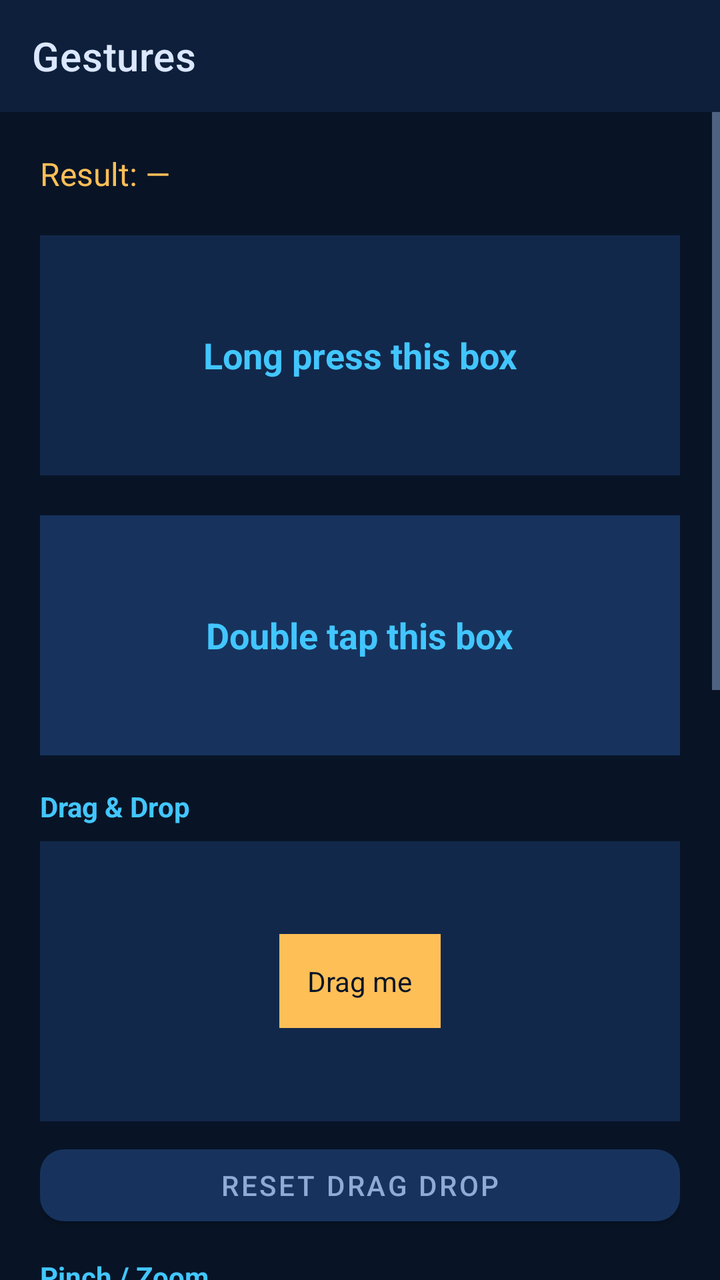
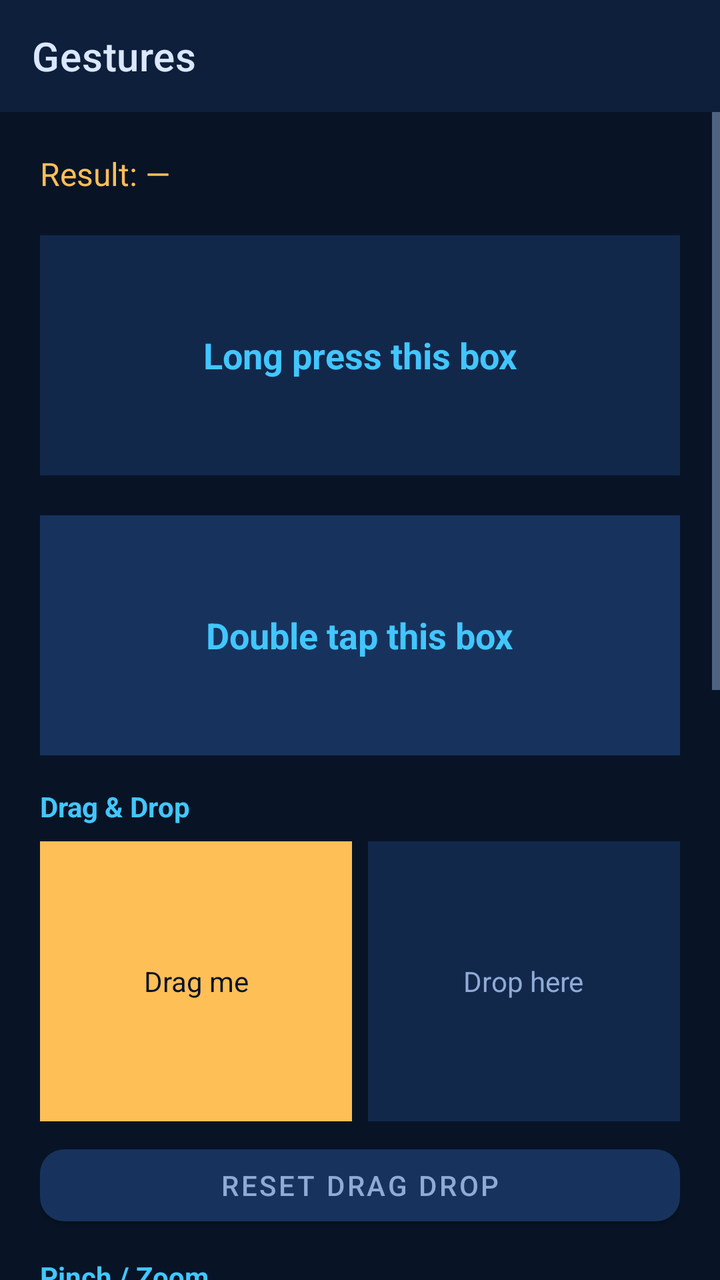

Screens rendered from an Android XML layout before and after an edit, with the pre-edit source and the edit as a unified diff.
<!-- AndroidManifest.xml: application theme Theme.Lebyy -->
<!-- res/layout/activity_gestures.xml -->
<?xml version="1.0" encoding="utf-8"?>
<androidx.drawerlayout.widget.DrawerLayout xmlns:android="http://schemas.android.com/apk/res/android"
    xmlns:app="http://schemas.android.com/apk/res-auto"
    android:id="@+id/drawerLayout"
    android:layout_width="match_parent"
    android:layout_height="match_parent"
    android:contentDescription="test-GesturesScreen">

    <FrameLayout
        android:layout_width="match_parent"
        android:layout_height="match_parent">

        <LinearLayout
            android:layout_width="match_parent"
            android:layout_height="match_parent"
            android:background="@color/lebyy_bg"
            android:orientation="vertical">

            <com.google.android.material.appbar.MaterialToolbar
                android:id="@+id/toolbar"
                android:layout_width="match_parent"
                android:layout_height="?attr/actionBarSize"
                android:background="@color/lebyy_bg_2"
                android:theme="@style/ThemeOverlay.MaterialComponents.Dark.ActionBar"
                app:title="@string/gestures_title"
                app:titleTextColor="@color/lebyy_text" />

            <ScrollView
                android:layout_width="match_parent"
                android:layout_height="match_parent"
                android:fillViewport="true">

                <LinearLayout
                    android:layout_width="match_parent"
                    android:layout_height="wrap_content"
                    android:clipChildren="false"
                    android:orientation="vertical"
                    android:padding="20dp">

                    <TextView
                        android:id="@+id/gestureResult"
                        android:layout_width="match_parent"
                        android:layout_height="wrap_content"
                        android:layout_marginBottom="20dp"
                        android:contentDescription="test-GestureResult"
                        android:text="@string/gesture_result_idle"
                        android:textColor="@color/lebyy_accent"
                        android:textSize="16sp" />

                    <FrameLayout
                        android:id="@+id/longPressTarget"
                        android:layout_width="match_parent"
                        android:layout_height="120dp"
                        android:layout_marginBottom="20dp"
                        android:background="@color/lebyy_surface"
                        android:contentDescription="test-LongPress"
                        android:foreground="?attr/selectableItemBackground">

                        <TextView
                            android:layout_width="wrap_content"
                            android:layout_height="wrap_content"
                            android:layout_gravity="center"
                            android:text="@string/long_press_hint"
                            android:textColor="@color/lebyy_primary"
                            android:textSize="18sp"
                            android:textStyle="bold" />
                    </FrameLayout>

                    <FrameLayout
                        android:id="@+id/doubleTapTarget"
                        android:layout_width="match_parent"
                        android:layout_height="120dp"
                        android:layout_marginBottom="16dp"
                        android:background="@color/lebyy_surface_2"
                        android:contentDescription="test-DoubleTap"
                        android:foreground="?attr/selectableItemBackground">

                        <TextView
                            android:layout_width="wrap_content"
                            android:layout_height="wrap_content"
                            android:layout_gravity="center"
                            android:text="@string/double_tap_hint"
                            android:textColor="@color/lebyy_primary"
                            android:textSize="18sp"
                            android:textStyle="bold" />
                    </FrameLayout>

                    <TextView
                        android:layout_width="match_parent"
                        android:layout_height="wrap_content"
                        android:layout_marginBottom="8dp"
                        android:text="Drag &amp; Drop"
                        android:textColor="@color/lebyy_primary"
                        android:textStyle="bold" />

                    <FrameLayout
                        android:id="@+id/dropTarget"
                        android:layout_width="match_parent"
                        android:layout_height="140dp"
                        android:layout_marginBottom="8dp"
                        android:background="@color/lebyy_surface"
                        android:clipChildren="false"
                        android:contentDescription="test-DropTarget">

                        <TextView
                            android:id="@+id/dropLabel"
                            android:layout_width="wrap_content"
                            android:layout_height="wrap_content"
                            android:layout_gravity="center"
                            android:text="Drop here"
                            android:textColor="@color/lebyy_muted" />

                        <TextView
                            android:id="@+id/dragItem"
                            android:layout_width="wrap_content"
                            android:layout_height="wrap_content"
                            android:layout_gravity="center"
                            android:background="@color/lebyy_accent"
                            android:contentDescription="test-DragItem"
                            android:padding="14dp"
                            android:text="Drag me"
                            android:textColor="@color/lebyy_bg" />
                    </FrameLayout>

                    <com.google.android.material.button.MaterialButton
                        android:id="@+id/resetDragDrop"
                        android:layout_width="match_parent"
                        android:layout_height="48dp"
                        android:contentDescription="test-ResetDragDrop"
                        android:text="Reset Drag Drop"
                        android:textColor="@color/lebyy_muted"
                        app:backgroundTint="@color/lebyy_surface_2"
                        app:cornerRadius="12dp" />

                    <TextView
                        android:layout_width="match_parent"
                        android:layout_height="wrap_content"
                        android:layout_marginTop="12dp"
                        android:text="Pinch / Zoom"
                        android:textColor="@color/lebyy_primary"
                        android:textStyle="bold" />

                    <ImageView
                        android:id="@+id/pinchImage"
                        android:layout_width="match_parent"
                        android:layout_height="160dp"
                        android:layout_marginTop="8dp"
                        android:contentDescription="test-PinchImage"
                        android:scaleType="fitCenter"
                        android:src="@drawable/course_1" />

                    <TextView
                        android:id="@+id/pinchValue"
                        android:layout_width="match_parent"
                        android:layout_height="wrap_content"
                        android:contentDescription="test-PinchValue"
                        android:text="Zoom: 1.00x"
                        android:textColor="@color/lebyy_accent" />

                    <com.google.android.material.button.MaterialButton
                        android:id="@+id/resetPinch"
                        android:layout_width="match_parent"
                        android:layout_height="48dp"
                        android:contentDescription="test-ResetPinch"
                        android:text="Reset Zoom"
                        android:textColor="@color/lebyy_muted"
                        app:backgroundTint="@color/lebyy_surface_2"
                        app:cornerRadius="12dp" />

                    <TextView
                        android:layout_width="match_parent"
                        android:layout_height="wrap_content"
                        android:layout_marginTop="12dp"
                        android:text="Multi-touch (2-finger tap)"
                        android:textColor="@color/lebyy_primary"
                        android:textStyle="bold" />

                    <FrameLayout
                        android:id="@+id/multiTouch"
                        android:layout_width="match_parent"
                        android:layout_height="120dp"
                        android:layout_marginTop="8dp"
                        android:contentDescription="test-MultiTouch">

                        <FrameLayout
                            android:id="@+id/multiTouchBox"
                            android:layout_width="match_parent"
                            android:layout_height="match_parent"
                            android:background="@color/lebyy_surface"
                            android:contentDescription="test-MultiTouchBox">

                            <TextView
                                android:layout_width="wrap_content"
                                android:layout_height="wrap_content"
                                android:layout_gravity="center"
                                android:text="Two-finger tap here"
                                android:textColor="@color/lebyy_primary" />
                        </FrameLayout>
                    </FrameLayout>

                    <com.google.android.material.button.MaterialButton
                        android:id="@+id/simulateMultiTouch"
                        android:layout_width="match_parent"
                        android:layout_height="48dp"
                        android:layout_marginTop="8dp"
                        android:contentDescription="test-SimulateMultiTouch"
                        android:text="Simulate 2-Finger Tap"
                        android:textColor="@color/lebyy_bg"
                        app:backgroundTint="@color/lebyy_primary"
                        app:cornerRadius="12dp" />

                    <TextView
                        android:layout_width="match_parent"
                        android:layout_height="wrap_content"
                        android:layout_marginTop="12dp"
                        android:text="Context Menu"
                        android:textColor="@color/lebyy_primary"
                        android:textStyle="bold" />

                    <TextView
                        android:id="@+id/contextMenuTarget"
                        android:layout_width="match_parent"
                        android:layout_height="80dp"
                        android:layout_marginTop="8dp"
                        android:background="@color/lebyy_surface"
                        android:contentDescription="test-ContextMenuTarget"
                        android:gravity="center"
                        android:text="Long-press for context menu"
                        android:textColor="@color/lebyy_text" />
                </LinearLayout>
            </ScrollView>
        </LinearLayout>

        
        <FrameLayout
            android:id="@+id/contextMenuScrim"
            android:layout_width="match_parent"
            android:layout_height="match_parent"
            android:background="#99000000"
            android:clickable="true"
            android:focusable="true"
            android:visibility="gone">

            <LinearLayout
                android:id="@+id/contextMenuPopup"
                android:layout_width="240dp"
                android:layout_height="wrap_content"
                android:layout_gravity="center"
                android:background="@drawable/bg_context_menu"
                android:contentDescription="test-ContextMenu"
                android:orientation="vertical"
                android:paddingVertical="4dp">

                <TextView
                    android:id="@+id/contextCopy"
                    android:layout_width="match_parent"
                    android:layout_height="48dp"
                    android:background="?attr/selectableItemBackground"
                    android:contentDescription="test-ContextCopy"
                    android:gravity="center_vertical"
                    android:paddingHorizontal="20dp"
                    android:text="Copy"
                    android:textColor="@color/lebyy_text"
                    android:textSize="16sp" />

                <View
                    android:layout_width="match_parent"
                    android:layout_height="1dp"
                    android:background="@color/lebyy_line" />

                <TextView
                    android:id="@+id/contextShare"
                    android:layout_width="match_parent"
                    android:layout_height="48dp"
                    android:background="?attr/selectableItemBackground"
                    android:contentDescription="test-ContextShare"
                    android:gravity="center_vertical"
                    android:paddingHorizontal="20dp"
                    android:text="Share"
                    android:textColor="@color/lebyy_text"
                    android:textSize="16sp" />

                <View
                    android:layout_width="match_parent"
                    android:layout_height="1dp"
                    android:background="@color/lebyy_line" />

                <TextView
                    android:id="@+id/contextDelete"
                    android:layout_width="match_parent"
                    android:layout_height="48dp"
                    android:background="?attr/selectableItemBackground"
                    android:contentDescription="test-ContextDelete"
                    android:gravity="center_vertical"
                    android:paddingHorizontal="20dp"
                    android:text="Delete"
                    android:textColor="@color/lebyy_danger"
                    android:textSize="16sp" />
            </LinearLayout>
        </FrameLayout>
    </FrameLayout>

    <com.google.android.material.navigation.NavigationView
        android:id="@+id/navigationView"
        android:layout_width="280dp"
        android:layout_height="match_parent"
        android:layout_gravity="start"
        android:background="@color/lebyy_surface"
        android:contentDescription="test-Menu-panel" />
</androidx.drawerlayout.widget.DrawerLayout>
<!-- resources referenced by this layout -->
<resources>
  <color name="lebyy_accent">#FFBF57</color>
  <color name="lebyy_bg">#081426</color>
  <color name="lebyy_bg_2">#0D1F3A</color>
  <color name="lebyy_danger">#FF6B6B</color>
  <color name="lebyy_line">#35588D</color>
  <color name="lebyy_muted">#90AAD6</color>
  <color name="lebyy_primary">#42C6FF</color>
  <color name="lebyy_surface">#12284B</color>
  <color name="lebyy_surface_2">#17335D</color>
  <color name="lebyy_text">#DBE7FF</color>
  <!-- drawable bg_context_menu (drawable) -->
  <?xml version="1.0" encoding="utf-8"?>
  <shape xmlns:android="http://schemas.android.com/apk/res/android"
      android:shape="rectangle">
      <solid android:color="@color/lebyy_surface_2" />
      <corners android:radius="12dp" />
      <stroke
          android:width="1dp"
          android:color="@color/lebyy_line" />
  </shape>
  <!-- drawable course_1: png bitmap (drawable-nodpi, 750303 bytes) -->
  <string name="double_tap_hint">Double tap this box</string>
  <string name="gesture_result_idle">Result: —</string>
  <string name="gestures_title">Gestures</string>
  <string name="long_press_hint">Long press this box</string>
  <style name="Theme.Lebyy" parent="Theme.MaterialComponents.DayNight.NoActionBar">
          <item name="colorPrimary">@color/lebyy_primary</item>
          <item name="colorPrimaryVariant">@color/lebyy_bg_2</item>
          <item name="colorSecondary">@color/lebyy_accent</item>
          <item name="colorOnPrimary">@color/lebyy_bg</item>
          <item name="colorOnSecondary">@color/lebyy_bg</item>
          <item name="android:statusBarColor">@color/lebyy_bg</item>
          <item name="android:navigationBarColor">@color/lebyy_bg</item>
          <item name="android:windowBackground">@color/lebyy_bg</item>
          <item name="android:textColorPrimary">@color/lebyy_text</item>
          <item name="android:textColorSecondary">@color/lebyy_muted</item>
          <item name="colorControlNormal">@color/lebyy_muted</item>
          <item name="colorControlActivated">@color/lebyy_primary</item>
          <item name="materialButtonStyle">@style/Widget.Lebyy.Button</item>
          <item name="materialAlertDialogTheme">@style/ThemeOverlay.Lebyy.Dialog</item>
          <item name="alertDialogTheme">@style/ThemeOverlay.Lebyy.Dialog</item>
      </style>
  <style name="Widget.Lebyy.Button" parent="Widget.MaterialComponents.Button">
          <item name="backgroundTint">@color/lebyy_accent</item>
          <item name="android:textColor">@color/lebyy_bg</item>
          <item name="cornerRadius">12dp</item>
      </style>
  <style name="ThemeOverlay.Lebyy.Dialog" parent="ThemeOverlay.MaterialComponents.MaterialAlertDialog">
          <item name="colorPrimary">@color/lebyy_primary</item>
          <item name="colorSurface">@color/white</item>
          <item name="colorOnSurface">#0F2144</item>
          <item name="android:background">@color/white</item>
          <item name="materialAlertDialogTitleTextStyle">@style/Lebyy.Dialog.Title</item>
          <item name="materialAlertDialogBodyTextStyle">@style/Lebyy.Dialog.Body</item>
          <item name="buttonBarPositiveButtonStyle">@style/Lebyy.Dialog.Button</item>
          <item name="buttonBarNegativeButtonStyle">@style/Lebyy.Dialog.Button</item>
      </style>
  <color name="white">#FFFFFF</color>
  <style name="Lebyy.Dialog.Title" parent="MaterialAlertDialog.MaterialComponents.Title.Text">
          <item name="android:textColor">#0F2144</item>
          <item name="android:textSize">18sp</item>
          <item name="android:textStyle">bold</item>
      </style>
  <style name="Lebyy.Dialog.Body" parent="MaterialAlertDialog.MaterialComponents.Body.Text">
          <item name="android:textColor">#1F3A5F</item>
          <item name="android:textSize">15sp</item>
      </style>
  <style name="Lebyy.Dialog.Button" parent="Widget.MaterialComponents.Button.TextButton.Dialog">
          <item name="android:textColor">@color/lebyy_primary_2</item>
          <item name="android:textStyle">bold</item>
      </style>
  <color name="lebyy_primary_2">#6E8BFF</color>
</resources>

<!-- the commit's change to res/layout/activity_gestures.xml (unified diff, before → after) -->
@@ -93,34 +93,44 @@
                         android:textColor="@color/lebyy_primary"
                         android:textStyle="bold" />
 
-                    <FrameLayout
-                        android:id="@+id/dropTarget"
+                    
+                    <LinearLayout
                         android:layout_width="match_parent"
                         android:layout_height="140dp"
                         android:layout_marginBottom="8dp"
-                        android:background="@color/lebyy_surface"
                         android:clipChildren="false"
-                        android:contentDescription="test-DropTarget">
-
-                        <TextView
-                            android:id="@+id/dropLabel"
-                            android:layout_width="wrap_content"
-                            android:layout_height="wrap_content"
-                            android:layout_gravity="center"
-                            android:text="Drop here"
-                            android:textColor="@color/lebyy_muted" />
+                        android:orientation="horizontal">
 
                         <TextView
                             android:id="@+id/dragItem"
-                            android:layout_width="wrap_content"
-                            android:layout_height="wrap_content"
-                            android:layout_gravity="center"
+                            android:layout_width="0dp"
+                            android:layout_height="match_parent"
+                            android:layout_marginEnd="8dp"
+                            android:layout_weight="1"
                             android:background="@color/lebyy_accent"
                             android:contentDescription="test-DragItem"
+                            android:gravity="center"
                             android:padding="14dp"
                             android:text="Drag me"
                             android:textColor="@color/lebyy_bg" />
-                    </FrameLayout>
+
+                        <FrameLayout
+                            android:id="@+id/dropTarget"
+                            android:layout_width="0dp"
+                            android:layout_height="match_parent"
+                            android:layout_weight="1"
+                            android:background="@color/lebyy_surface"
+                            android:contentDescription="test-DropTarget">
+
+                            <TextView
+                                android:id="@+id/dropLabel"
+                                android:layout_width="wrap_content"
+                                android:layout_height="wrap_content"
+                                android:layout_gravity="center"
+                                android:text="Drop here"
+                                android:textColor="@color/lebyy_muted" />
+                        </FrameLayout>
+                    </LinearLayout>
 
                     <com.google.android.material.button.MaterialButton
                         android:id="@+id/resetDragDrop"
